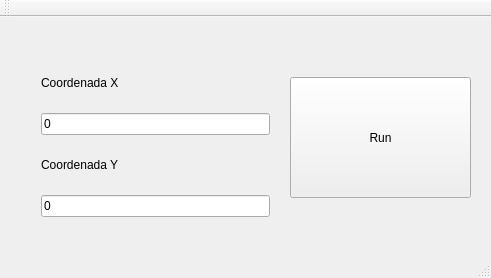
Qt form linux/oraface/oranela.ui (seleonel/ouroboros) before a commit.
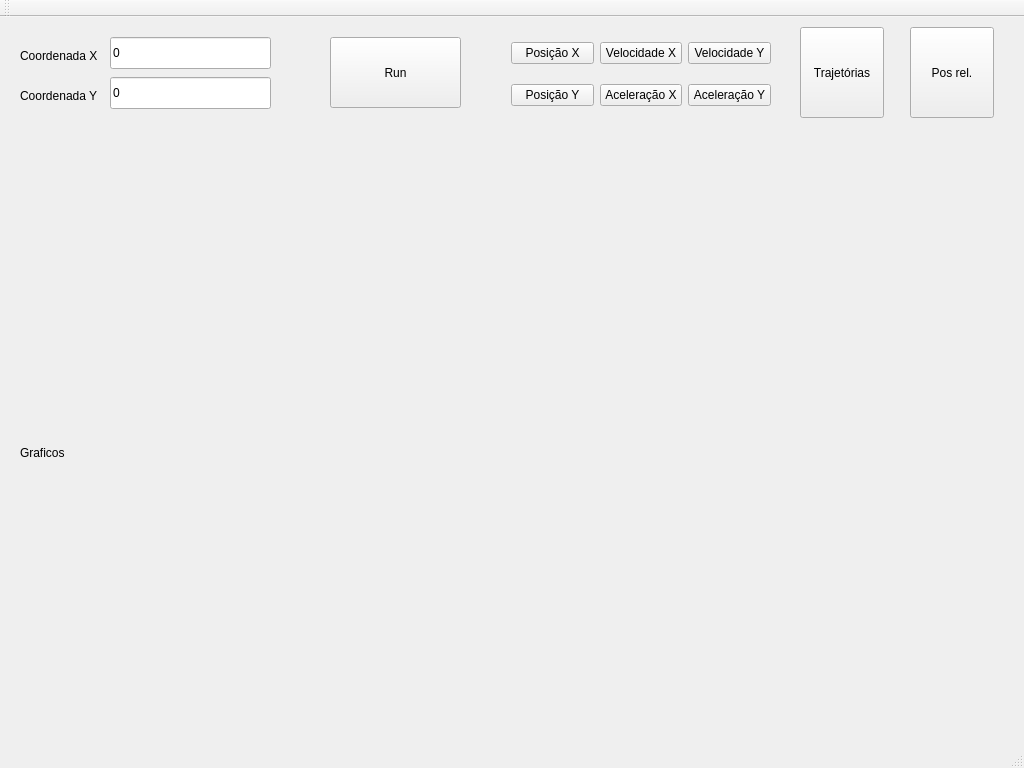
The same form after that commit. Icons and pictures are not drawn.

Diff of the .ui file:
```diff
--- a/linux/oraface/oranela.ui
+++ b/linux/oraface/oranela.ui
@@ -6,65 +6,180 @@
    <rect>
     <x>0</x>
     <y>0</y>
-    <width>491</width>
-    <height>278</height>
+    <width>1024</width>
+    <height>768</height>
    </rect>
   </property>
+  <property name="minimumSize">
+   <size>
+    <width>1024</width>
+    <height>768</height>
+   </size>
+  </property>
   <property name="windowTitle">
-   <string>oranela</string>
+   <string>Ouroboros</string>
+  </property>
+  <property name="windowIcon">
+   <iconset>
+    <normaloff>../../imagens/ouroboros.png</normaloff>../../imagens/ouroboros.png</iconset>
   </property>
   <widget class="QWidget" name="centralWidget">
-   <widget class="QWidget" name="layoutWidget">
+   <widget class="QPushButton" name="run_bot">
     <property name="geometry">
      <rect>
-      <x>30</x>
+      <x>330</x>
+      <y>20</y>
+      <width>131</width>
+      <height>71</height>
+     </rect>
+    </property>
+    <property name="text">
+     <string>Run</string>
+    </property>
+   </widget>
+   <widget class="QPushButton" name="Traj">
+    <property name="geometry">
+     <rect>
+      <x>800</x>
+      <y>10</y>
+      <width>84</width>
+      <height>91</height>
+     </rect>
+    </property>
+    <property name="text">
+     <string>Trajetórias</string>
+    </property>
+   </widget>
+   <widget class="QLabel" name="label_2">
+    <property name="geometry">
+     <rect>
+      <x>20</x>
+      <y>70</y>
+      <width>82</width>
+      <height>18</height>
+     </rect>
+    </property>
+    <property name="text">
+     <string>Coordenada Y</string>
+    </property>
+   </widget>
+   <widget class="QLineEdit" name="lab_y">
+    <property name="geometry">
+     <rect>
+      <x>110</x>
+      <y>60</y>
+      <width>161</width>
+      <height>32</height>
+     </rect>
+    </property>
+    <property name="text">
+     <string>0</string>
+    </property>
+   </widget>
+   <widget class="QLabel" name="label">
+    <property name="geometry">
+     <rect>
+      <x>20</x>
       <y>30</y>
-      <width>251</width>
-      <height>181</height>
+      <width>82</width>
+      <height>18</height>
+     </rect>
+    </property>
+    <property name="text">
+     <string>Coordenada X</string>
+    </property>
+   </widget>
+   <widget class="QLineEdit" name="lab_x">
+    <property name="geometry">
+     <rect>
+      <x>110</x>
+      <y>20</y>
+      <width>161</width>
+      <height>32</height>
+     </rect>
+    </property>
+    <property name="text">
+     <string>0</string>
+    </property>
+   </widget>
+   <widget class="QWidget" name="layoutWidget">
+    <property name="geometry">
+     <rect>
+      <x>500</x>
+      <y>0</y>
+      <width>282</width>
+      <height>116</height>
      </rect>
     </property>
     <layout class="QGridLayout" name="gridLayout">
-     <item row="0" column="0">
-      <widget class="QLabel" name="label">
+     <item row="1" column="1">
+      <widget class="QPushButton" name="Velx">
        <property name="text">
-        <string>Coordenada X</string>
+        <string>Velocidade X</string>
        </property>
       </widget>
      </item>
-     <item row="3" column="0">
-      <widget class="QLineEdit" name="lab_y">
+     <item row="2" column="1">
+      <widget class="QPushButton" name="Accx">
        <property name="text">
-        <string>0</string>
-       </property>
-      </widget>
-     </item>
-     <item row="2" column="0">
-      <widget class="QLabel" name="label_2">
-       <property name="text">
-        <string>Coordenada Y</string>
+        <string>Aceleração X</string>
        </property>
       </widget>
      </item>
      <item row="1" column="0">
-      <widget class="QLineEdit" name="lab_x">
+      <widget class="QPushButton" name="Posx">
        <property name="text">
-        <string>0</string>
+        <string>Posição X</string>
+       </property>
+      </widget>
+     </item>
+     <item row="2" column="0">
+      <widget class="QPushButton" name="Posy">
+       <property name="text">
+        <string>Posição Y</string>
+       </property>
+      </widget>
+     </item>
+     <item row="2" column="2">
+      <widget class="QPushButton" name="Accy">
+       <property name="text">
+        <string>Aceleração Y</string>
+       </property>
+      </widget>
+     </item>
+     <item row="1" column="2">
+      <widget class="QPushButton" name="Vely">
+       <property name="text">
+        <string>Velocidade Y</string>
        </property>
       </widget>
      </item>
     </layout>
    </widget>
-   <widget class="QPushButton" name="run_bot">
+   <widget class="QLabel" name="label_3">
     <property name="geometry">
      <rect>
-      <x>290</x>
-      <y>60</y>
-      <width>181</width>
-      <height>121</height>
+      <x>20</x>
+      <y>160</y>
+      <width>981</width>
+      <height>551</height>
      </rect>
     </property>
     <property name="text">
-     <string>Run</string>
+     <string>Graficos</string>
+    </property>
+   </widget>
+   <widget class="QPushButton" name="Posrel">
+    <property name="geometry">
+     <rect>
+      <x>910</x>
+      <y>10</y>
+      <width>84</width>
+      <height>91</height>
+     </rect>
+    </property>
+    <property name="text">
+     <string>Pos rel.</string>
     </property>
    </widget>
   </widget>
```
